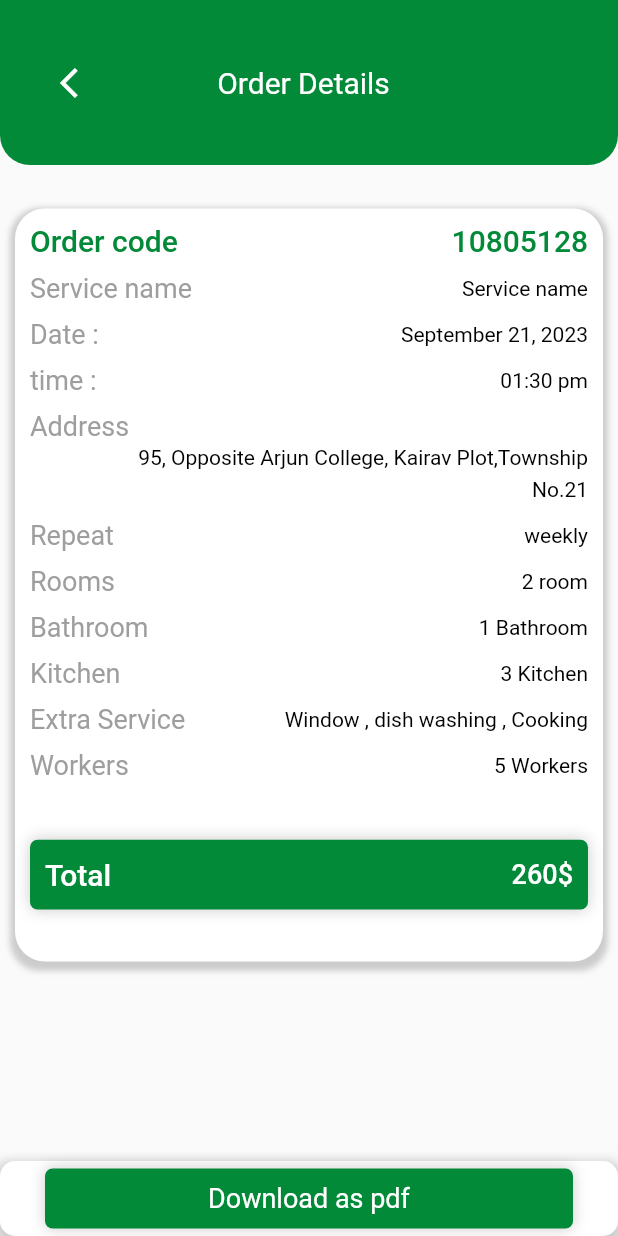
After one commit to MohamedKhaled8/vc, a Flutter app: the OrderDetailsScreen screen opened directly, on a phone screen of 412 x 824 dp. The commit adds this screen. Run offline on Flutter 3.47's test engine with Material 2 defaults, Android fonts, the phone set to English and light mode, and no system bars; our stand-ins replace flutter_screenutil, get, shared_preferences, syncfusion_flutter_sliders; missing offline and left inert: shared_preferences_web; accounts and stored records are empty.

Commit message:
payment section finished

```diff
--- a/lib/view/payment/checkout_screen.dart
+++ b/lib/view/payment/checkout_screen.dart
@@ -1,12 +1,10 @@
 import 'package:flutter/material.dart';
 import 'package:flutter_screenutil/flutter_screenutil.dart';
 import 'package:get/get.dart';
-import 'package:vc/widgets/container_shadow.dart';
 import 'package:vc/widgets/main_button.dart';
 import '../../theme/constant/const_colors.dart';
 import '../../widgets/arrow_back_icons.dart';
 import '../../widgets/custom_buttom.dart';
-import '../../widgets/custom_text_next_button.dart';
 import '../../widgets/cutom_buttom_two.dart';
 
 class CheckoutScreen extends StatelessWidget {
--- /dev/null
+++ b/lib/view/payment/order_details_screen.dart
@@ -0,0 +1,197 @@
+import 'package:flutter/material.dart';
+import 'package:flutter_screenutil/flutter_screenutil.dart';
+
+import '../../theme/constant/const_colors.dart';
+import '../../widgets/custom_appbar_two.dart';
+import '../../widgets/custom_textform_field.dart';
+import '../../widgets/cutom_buttom_two.dart';
+import '../../widgets/main_button.dart';
+
+class OrderDetailsScreen extends StatelessWidget {
+   OrderDetailsScreen({Key? key}) : super(key: key);
+
+  final  ScreenUtil screenUtil = ScreenUtil();
+
+  @override
+  Widget build(BuildContext context) {
+    Size size = MediaQuery.of(context).size;
+    return Scaffold(
+      body: Column(
+        crossAxisAlignment: CrossAxisAlignment.start,
+        mainAxisAlignment: MainAxisAlignment.start,
+        children: [
+          CustomAppBarTwo(110, text: 'Order Details'),
+          SizedBox(height: screenUtil.setHeight(30),),
+          Padding(
+            padding: const EdgeInsets.symmetric(horizontal: 10),
+            child: Container(
+              height: size.height/2+90,
+              decoration: BoxDecoration(
+                color: Colors.white,
+                borderRadius: BorderRadius.circular(20),
+                boxShadow: [
+                  BoxShadow(
+                    color: Colors.grey.withOpacity(0.5),
+                    blurRadius: 3,
+                    spreadRadius: 3,
+                    offset: Offset(0, 3),
+                  ),
+                ],
+              ),
+              child: Padding(
+                padding: const EdgeInsets.all(10.0),
+                child: Column(
+                  crossAxisAlignment: CrossAxisAlignment.start,
+                  children: [
+                    Row(
+                      mainAxisAlignment: MainAxisAlignment.spaceBetween,
+                      children: [
+                        Text(
+                            'Order code',
+                            style:TextStyle(
+                                color: ColorApp.primary,
+                                fontWeight: FontWeight.w500,
+                                fontStyle: FontStyle.normal,
+                                fontSize: 20.0),
+                            textAlign: TextAlign.center),
+                        Text(
+                            '10805128',
+                            style:TextStyle(
+                                color: ColorApp.primary,
+                                fontWeight: FontWeight.w500,
+                                fontStyle: FontStyle.normal,
+                                fontSize: 20.0),
+                            textAlign: TextAlign.center),
+                      ],
+                    ),
+                    SizedBox(
+                      height: screenUtil.setHeight(10),
+                    ),
+                    buildRowItem('Service name', 'Service name'),
+                    SizedBox(
+                      height: screenUtil.setHeight(10),
+                    ),
+                    buildRowItem('Date :', 'September 21, 2023'),
+                    SizedBox(
+                      height: screenUtil.setHeight(10),
+                    ),
+                    buildRowItem('time :', '01:30 pm'),
+                    SizedBox(
+                      height: screenUtil.setHeight(10),
+                    ),
+                    Column(
+                      children: [
+                        buildRowItem('Address',''),
+                        buildRowItem('', '95, Opposite Arjun College, Kairav Plot,Township'),
+                        buildRowItem('', 'No.21'),
+                      ],
+                    ),
+                    SizedBox(
+                      height: screenUtil.setHeight(10),
+                    ),
+                    buildRowItem('Repeat', 'weekly'),
+                    SizedBox(
+                      height: screenUtil.setHeight(10),
+                    ),
+                    buildRowItem('Rooms', '2 room'),
+                    SizedBox(
+                      height: screenUtil.setHeight(10),
+                    ),
+                    buildRowItem('Bathroom', '1 Bathroom'),
+                    SizedBox(
+                      height: screenUtil.setHeight(10),
+                    ),
+                    buildRowItem('Kitchen', '3 Kitchen'),
+                    SizedBox(
+                      height: screenUtil.setHeight(10),
+                    ),
+                    buildRowItem('Extra Service', 'Window , dish washing , Cooking'),
+                    SizedBox(
+                      height: screenUtil.setHeight(10),
+                    ),
+                    buildRowItem('Workers', '5 Workers'),
+                    SizedBox(
+                      height: screenUtil.setHeight(15),
+                    ),
+                    Expanded(
+                      child: Row(
+                        children: [
+                          Expanded(child: MainButton(text: 'See All Details', color: ColorApp.primary, screenUtil: screenUtil,child: Padding(
+                            padding: const EdgeInsets.all(10.0),
+                            child: Row(
+                              mainAxisAlignment: MainAxisAlignment.spaceBetween,
+                              children: [
+                                Text(
+                                    'Total',
+                                    style:TextStyle(
+                                        color: Colors.white,
+                                        fontWeight: FontWeight.w500,
+                                        fontStyle: FontStyle.normal,
+                                        fontSize: 20.0),
+                                    textAlign: TextAlign.center),
+                                Text(
+                                    '260\$',
+                                    style:TextStyle(
+                                        color: Colors.white,
+                                        fontWeight: FontWeight.w500,
+                                        fontStyle: FontStyle.normal,
+                                        fontSize: 18.0),
+                                    textAlign: TextAlign.center),
+                              ],
+                            ),
+                          ),))
+
+                        ],
+                      ),
+                    ),
+                  ],
+                ),
+            ),
+          ),
+          ),
+          const Expanded(child: SizedBox()),
+          Container(
+            height: 50,
+            width: size.width ,
+            decoration: BoxDecoration(
+                borderRadius: BorderRadius.circular(10),
+                color: Colors.white,
+                boxShadow: [
+                  BoxShadow(
+                    color: Colors.grey.withOpacity(0.5),
+                    offset: const Offset(0, 3),
+                    spreadRadius: 3,
+                    blurRadius: 5,
+                  )
+                ]),
+            child: Padding(
+              padding: const EdgeInsets.symmetric(horizontal: 30,vertical: 5),
+              child:
+              CustomButtonTWo(screenUtil: screenUtil, color: ColorApp.primary, color1: Colors.white, txt: 'Download as pdf'),
+            ),
+          ),
+        ],
+      ),
+    );
+  }
+ Widget buildRowItem(String txt1,String txt2,){
+    return Row(
+          mainAxisAlignment: MainAxisAlignment.start,
+          children: [
+            Text(
+              txt1,
+              style: const TextStyle(fontSize: 18,color: Colors.grey),
+            ),
+            // SizedBox(
+            //   height: screenUtil.setHeight(10),
+            // ),
+            Spacer(),
+            Text(
+              txt2,
+              maxLines: 1,
+              style: const TextStyle(fontSize: 14,color: Colors.black),
+            ),
+      ],
+    );
+  }
+}
--- a/lib/widgets/custom_appbar_two.dart
+++ b/lib/widgets/custom_appbar_two.dart
@@ -27,7 +27,7 @@ class CustomAppBarTwo extends StatelessWidget {
            Text(text,style: const TextStyle(color: Colors.white,fontSize: 20),),
           const SizedBox(),
           SizedBox(width: screenUtil.setWidth(10),),
-          CustomTextNextButton(),
+          // CustomTextNextButton(),
         ],
       ),
     );
--- a/lib/widgets/custom_textform_field.dart
+++ b/lib/widgets/custom_textform_field.dart
@@ -24,7 +24,7 @@ class CustomTextFormField extends StatelessWidget {
       autofocus: false,
       textInputAction: TextInputAction.next,
       onSaved: (newValue) {},
-      keyboardType: TextInputType.emailAddress,
+      keyboardType: TextInputType.name,
       decoration: InputDecoration(
         enabledBorder: OutlineInputBorder(
           borderSide: const BorderSide(width: 1, color: Colors.green),
@@ -44,9 +44,10 @@ class CustomTextFormField extends StatelessWidget {
         ),
         contentPadding: const EdgeInsets.fromLTRB(22, 18, 22, 18),
         hintText: text,
-        hintStyle: const TextStyle(fontSize: 14 , fontWeight: FontWeight.bold),
+        hintStyle: const TextStyle(fontSize: 14 , fontWeight: FontWeight.bold,color: Colors.grey),
         fillColor: Colors.white,
         filled: true,
+        suffixIcon: icon,
       ),
     );
   }
```
Also changed, not shown: lib/main.dart (+4 -10 lines), lib/view/payment/add_payment_card.dart (added, +111 -0 lines), lib/view/payment/change_card_screen.dart (added, +84 -0 lines), lib/view/service_form/service_form_screen.dart (+198 -67 lines).
